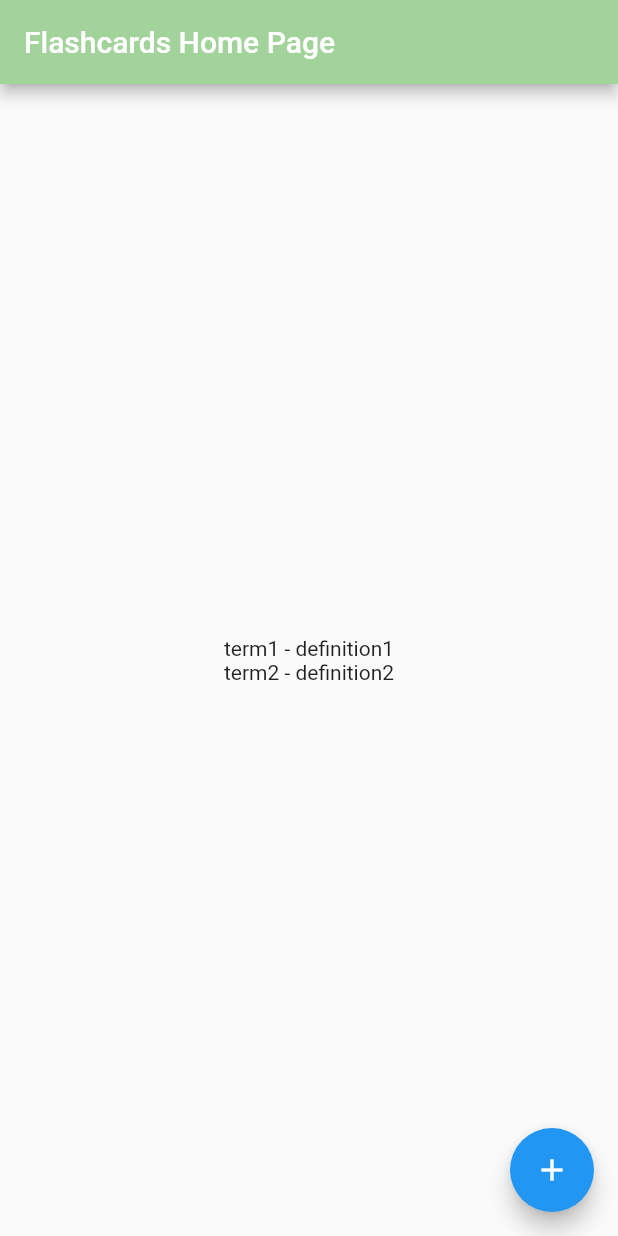
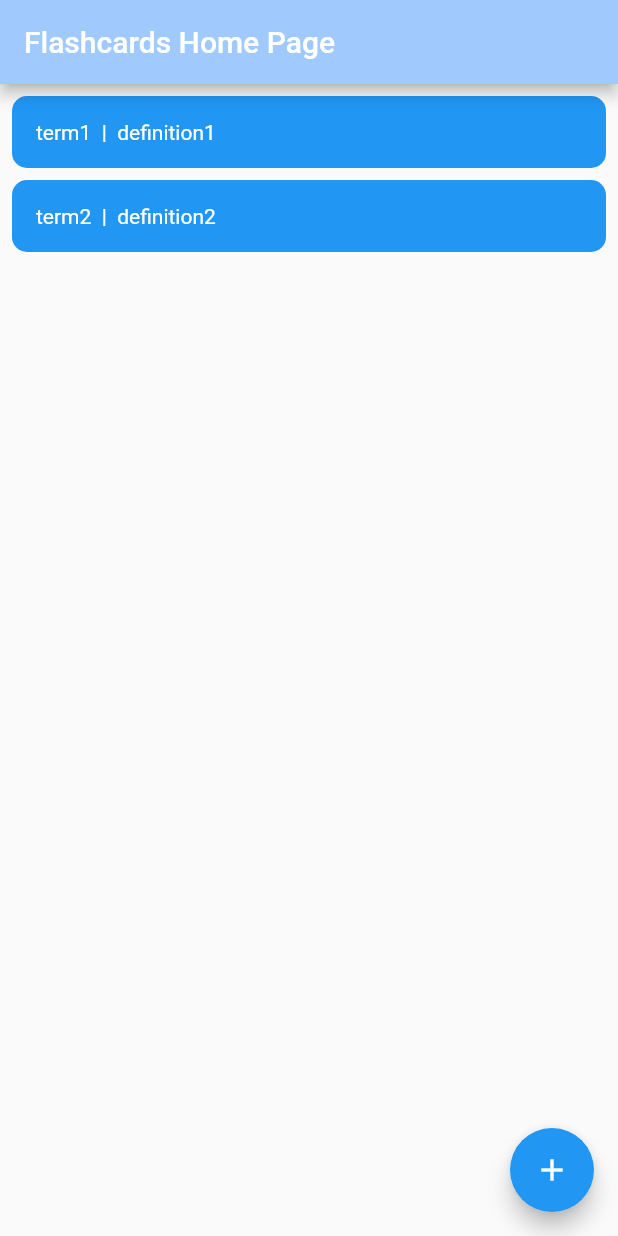
Before and after one commit to aaaluzzi/flashcards_app, a Flutter app: the screen it shows after launch, on a phone screen of 412 x 824 dp. Run offline on Flutter 3.47's test engine with Material 2 defaults, Android fonts, the phone set to English and light mode, and no system bars.

Commit message:
Add flashcard row display

```diff
--- a/lib/main.dart
+++ b/lib/main.dart
@@ -34,7 +34,7 @@ class MyApp extends StatelessWidget {
     return MaterialApp(
       title: 'Flashcards',
       theme: ThemeData(
-        colorScheme: ColorScheme.fromSeed(seedColor: Colors.green),
+        colorScheme: ColorScheme.fromSeed(seedColor: Colors.blue),
         useMaterial3: true,
       ),
       home: const MyHomePage(title: 'Flashcards Home Page'),
@@ -58,12 +58,23 @@ class MyHomePage extends StatelessWidget {
           title: Text(title),
         ),
         body: Center(
-          child: Column(
-            mainAxisAlignment: MainAxisAlignment.center,
-            children: [
-              for (var flashcard in appState.flashcards)
-                Text("${flashcard.term} - ${flashcard.definition}"),
-            ],
+          child: Padding(
+            padding: const EdgeInsets.all(8.0),
+            child: Column(
+              children: [
+                for (var flashcard in appState.flashcards)
+                  Column(
+                    crossAxisAlignment: CrossAxisAlignment.start,
+                    children: [
+                      FlashcardRow(
+                        term: flashcard.term,
+                        definition: flashcard.definition,
+                      ),
+                      SizedBox(height: 8),
+                    ],
+                  ),
+              ],
+            ),
           ),
         ),
         floatingActionButton: FloatingActionButton(
@@ -80,3 +91,32 @@ class MyHomePage extends StatelessWidget {
     );
   }
 }
+
+//TODO support a delete button in here
+class FlashcardRow extends StatelessWidget {
+  final String term;
+  final String definition;
+
+  const FlashcardRow({super.key, required this.term, required this.definition});
+
+  @override
+  Widget build(BuildContext context) {
+    return Container(
+      decoration: BoxDecoration(
+        color: Theme.of(context).colorScheme.secondaryContainer,
+        borderRadius: BorderRadius.circular(10),
+      ),
+      child: Padding(
+        padding: const EdgeInsets.all(16.0),
+        child: Row(
+          children: [
+            Text(
+              "$term  |  $definition",
+              style: TextStyle(color: Colors.white),
+            ),
+          ],
+        ),
+      ),
+    );
+  }
+}
```
